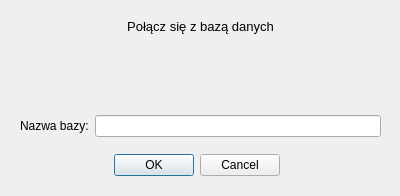
Old version of the form connectdatabasedialog.ui in the repository Outofyou/clientmanager.
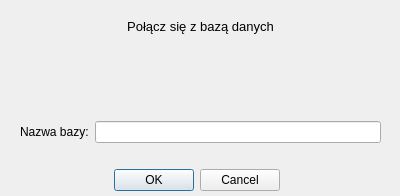
New version of the form. Icons and pictures are not drawn.

The edit to the form file:
```diff
--- a/connectdatabasedialog.ui
+++ b/connectdatabasedialog.ui
@@ -69,18 +69,37 @@
     </rect>
    </property>
    <layout class="QVBoxLayout" name="verticalLayout">
+    <item>
+     <spacer name="verticalSpacer_3">
+      <property name="orientation">
+       <enum>Qt::Vertical</enum>
+      </property>
+      <property name="sizeHint" stdset="0">
+       <size>
+        <width>20</width>
+        <height>40</height>
+       </size>
+      </property>
+     </spacer>
+    </item>
     <item>
      <widget class="QLabel" name="label_2">
+      <property name="sizePolicy">
+       <sizepolicy hsizetype="Preferred" vsizetype="Maximum">
+        <horstretch>0</horstretch>
+        <verstretch>0</verstretch>
+       </sizepolicy>
+      </property>
       <property name="minimumSize">
        <size>
         <width>0</width>
-        <height>10</height>
+        <height>20</height>
        </size>
       </property>
       <property name="maximumSize">
        <size>
         <width>16777215</width>
-        <height>30</height>
+        <height>40</height>
        </size>
       </property>
       <property name="font">
@@ -107,6 +126,19 @@
       </property>
      </widget>
     </item>
+    <item>
+     <spacer name="verticalSpacer_2">
+      <property name="orientation">
+       <enum>Qt::Vertical</enum>
+      </property>
+      <property name="sizeHint" stdset="0">
+       <size>
+        <width>20</width>
+        <height>40</height>
+       </size>
+      </property>
+     </spacer>
+    </item>
     <item>
      <widget class="QLabel" name="label_3">
       <property name="sizePolicy">
@@ -154,6 +186,19 @@
       </property>
      </widget>
     </item>
+    <item>
+     <spacer name="verticalSpacer">
+      <property name="orientation">
+       <enum>Qt::Vertical</enum>
+      </property>
+      <property name="sizeHint" stdset="0">
+       <size>
+        <width>20</width>
+        <height>40</height>
+       </size>
+      </property>
+     </spacer>
+    </item>
     <item>
      <layout class="QHBoxLayout" name="horizontalLayout">
       <property name="sizeConstraint">
@@ -203,6 +248,107 @@
       </item>
      </layout>
     </item>
+    <item>
+     <layout class="QHBoxLayout" name="horizontalLayout_2">
+      <property name="spacing">
+       <number>3</number>
+      </property>
+      <item>
+       <spacer name="horizontalSpacer_3">
+        <property name="orientation">
+         <enum>Qt::Horizontal</enum>
+        </property>
+        <property name="sizeType">
+         <enum>QSizePolicy::Fixed</enum>
+        </property>
+        <property name="sizeHint" stdset="0">
+         <size>
+          <width>88</width>
+          <height>10</height>
+         </size>
+        </property>
+       </spacer>
+      </item>
+      <item>
+       <widget class="QLabel" name="error">
+        <property name="palette">
+         <palette>
+          <active>
+           <colorrole role="WindowText">
+            <brush brushstyle="SolidPattern">
+             <color alpha="255">
+              <red>170</red>
+              <green>0</green>
+              <blue>0</blue>
+             </color>
+            </brush>
+           </colorrole>
+           <colorrole role="Text">
+            <brush brushstyle="SolidPattern">
+             <color alpha="255">
+              <red>170</red>
+              <green>0</green>
+              <blue>0</blue>
+             </color>
+            </brush>
+           </colorrole>
+          </active>
+          <inactive>
+           <colorrole role="WindowText">
+            <brush brushstyle="SolidPattern">
+             <color alpha="255">
+              <red>170</red>
+              <green>0</green>
+              <blue>0</blue>
+             </color>
+            </brush>
+           </colorrole>
+           <colorrole role="Text">
+            <brush brushstyle="SolidPattern">
+             <color alpha="255">
+              <red>170</red>
+              <green>0</green>
+              <blue>0</blue>
+             </color>
+            </brush>
+           </colorrole>
+          </inactive>
+          <disabled>
+           <colorrole role="WindowText">
+            <brush brushstyle="SolidPattern">
+             <color alpha="255">
+              <red>120</red>
+              <green>120</green>
+              <blue>120</blue>
+             </color>
+            </brush>
+           </colorrole>
+           <colorrole role="Text">
+            <brush brushstyle="SolidPattern">
+             <color alpha="255">
+              <red>120</red>
+              <green>120</green>
+              <blue>120</blue>
+             </color>
+            </brush>
+           </colorrole>
+          </disabled>
+         </palette>
+        </property>
+        <property name="font">
+         <font>
+          <weight>75</weight>
+          <italic>false</italic>
+          <bold>true</bold>
+         </font>
+        </property>
+        <property name="text">
+         <string/>
+        </property>
+       </widget>
+      </item>
+     </layout>
+    </item>
     <item>
      <widget class="QDialogButtonBox" name="buttons">
       <property name="enabled">
```
